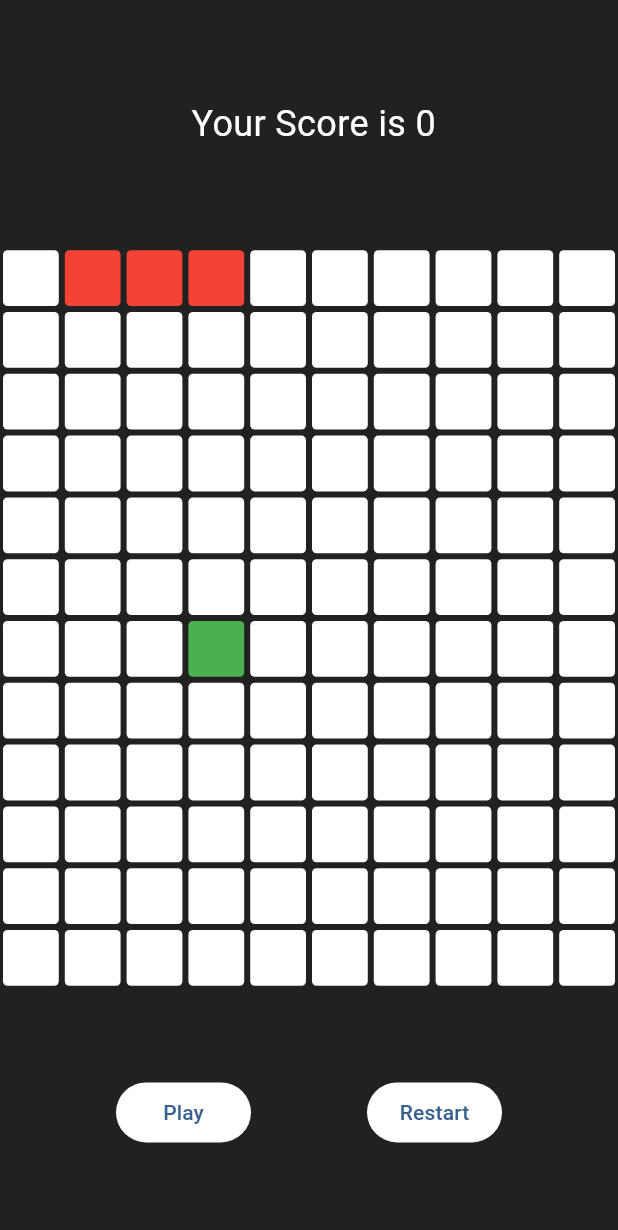
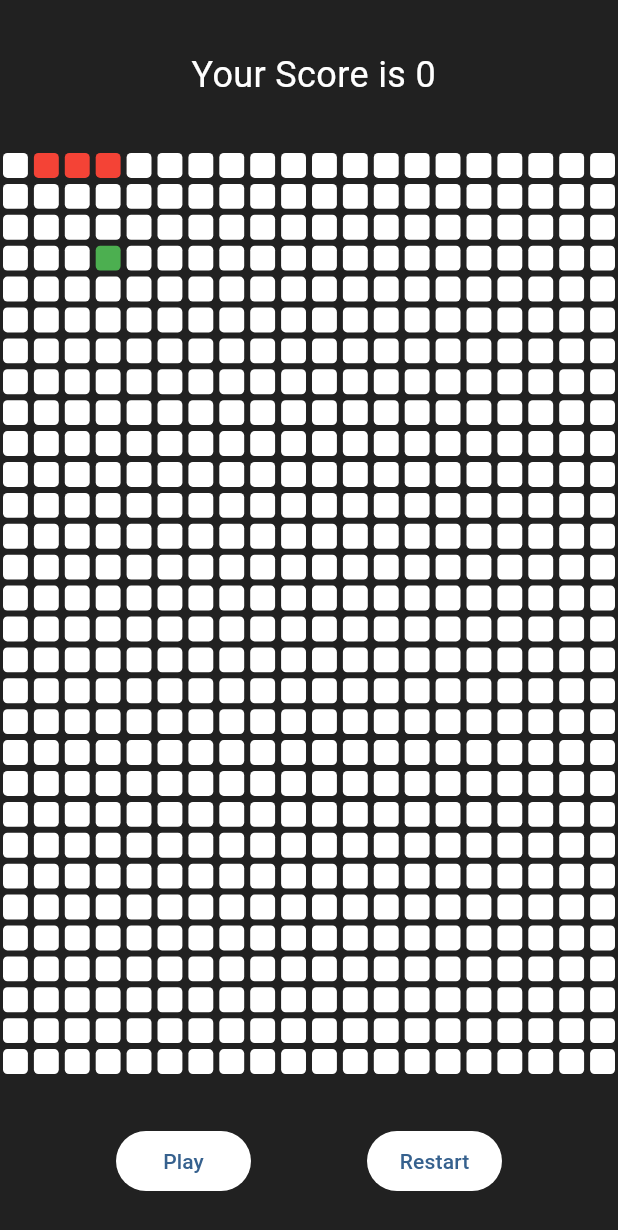
Before and after one commit to kyril-san/snake-game, a Flutter app: the screen it shows after launch, after a tap on "Pause", after a tap on "Start", on a phone screen of 412 x 824 dp. Shown: the top 1230 px of the screen. Run offline on Flutter 3.47's test engine with Material 2 defaults, Android fonts, the phone set to English and light mode, and no system bars; our stand-ins replace just_audio.

Commit message:
readjusted the size of the game

```diff
--- a/lib/screens/homepage.dart
+++ b/lib/screens/homepage.dart
@@ -38,8 +38,8 @@ class _MyHomePageState extends State<MyHomePage> {
   int _currentscore = 0;
 
 //! Fixed number for the row and the total number or spaces
-  final int _rowsize = 10;
-  final int _totalnumberofboard = 120;
+  final int _rowsize = 20;
+  final int _totalnumberofboard = 600;
 
   //! Declare the food postion for testing
   int foodpos = 63;
@@ -57,7 +57,7 @@ class _MyHomePageState extends State<MyHomePage> {
   bool hasgamestarted = false;
   void startgame() async {
     direction = SnakeMovement.right;
-    Timer.periodic(Duration(milliseconds: 400), (timer) async {
+    Timer.periodic(Duration(milliseconds: 200), (timer) async {
       setState(() {
         hasgamestarted = true;
         _updatemovement();
@@ -80,7 +80,7 @@ class _MyHomePageState extends State<MyHomePage> {
   void _updatemovement() {
     switch (direction) {
       case SnakeMovement.right:
-        if (snakepos.last % _rowsize == 9) {
+        if (snakepos.last % _rowsize == _rowsize - 1) {
           gameover = true;
         } else {
           snakepos.add(snakepos.last + 1);
@@ -170,14 +170,13 @@ class _MyHomePageState extends State<MyHomePage> {
       backgroundColor: Colors.grey[900],
       body: Column(
         children: [
-          Expanded(
-            child: Container(
+          Container(
+            height: 100,
             decoration: BoxDecoration(),
             child: Center(
               child: Text(
                 ' Your Score is $_currentscore',
                 style: TextStyle(color: Colors.white, fontSize: 24),
-                ),
               ),
             ),
           ),
@@ -242,8 +241,8 @@ class _MyHomePageState extends State<MyHomePage> {
                         }),
                   ),
           ),
-          Expanded(
-            child: Container(
+          Container(
+            height: 100,
             decoration: BoxDecoration(),
             child: Row(
               mainAxisAlignment: gameover
@@ -268,7 +267,6 @@ class _MyHomePageState extends State<MyHomePage> {
                 }),
               ],
             ),
-            ),
           )
         ],
       ),
```
Lines whose indentation alone changed are shown as unchanged.
